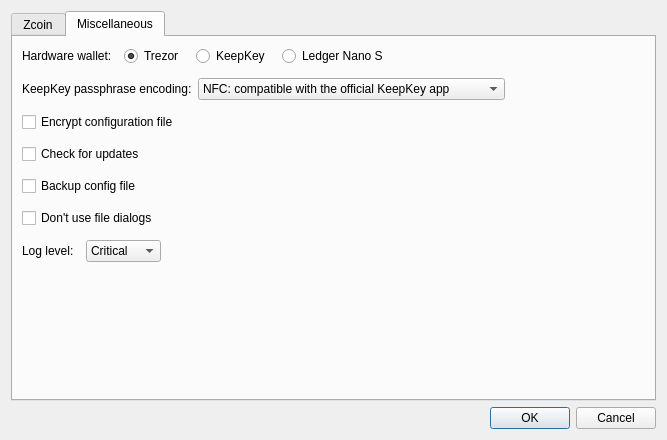
Bertrand256/dash-masternode-tool, file src/ui/ui_config_dlg.ui: the form before one commit.
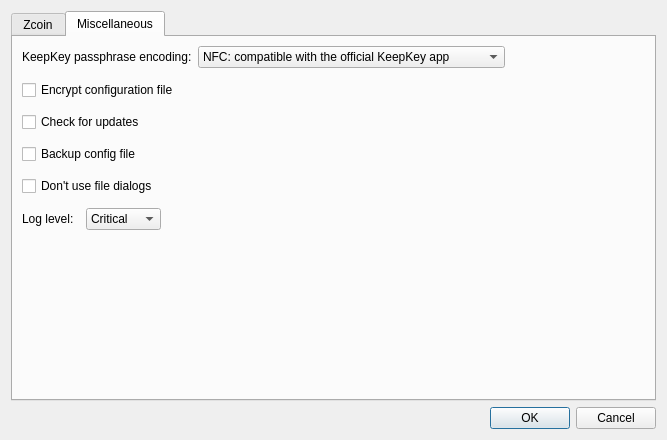
The form after the commit. The open tabs and pages were chosen to show the change.

Commit message: Removed other wallets except Trezor.

Patch:
```diff
--- a/src/ui/ui_config_dlg.ui
+++ b/src/ui/ui_config_dlg.ui
@@ -319,84 +319,6 @@
        <property name="spacing">
         <number>12</number>
        </property>
-       <item>
-        <layout class="QHBoxLayout" name="layHardwareWallet">
-         <item>
-          <widget class="QLabel" name="label_3">
-           <property name="text">
-            <string>Hardware wallet:</string>
-           </property>
-           <property name="alignment">
-            <set>Qt::AlignLeading|Qt::AlignLeft|Qt::AlignVCenter</set>
-           </property>
-           <property name="margin">
-            <number>0</number>
-           </property>
-          </widget>
-         </item>
-         <item>
-          <widget class="QRadioButton" name="chbHwTrezor">
-           <property name="minimumSize">
-            <size>
-             <width>60</width>
-             <height>0</height>
-            </size>
-           </property>
-           <property name="maximumSize">
-            <size>
-             <width>16777215</width>
-             <height>16777215</height>
-            </size>
-           </property>
-           <property name="text">
-            <string>Trezor</string>
-           </property>
-           <property name="checked">
-            <bool>true</bool>
-           </property>
-          </widget>
-         </item>
-         <item>
-          <widget class="QRadioButton" name="chbHwKeepKey">
-           <property name="minimumSize">
-            <size>
-             <width>70</width>
-             <height>0</height>
-            </size>
-           </property>
-           <property name="maximumSize">
-            <size>
-             <width>16777215</width>
-             <height>16777215</height>
-            </size>
-           </property>
-           <property name="text">
-            <string>KeepKey</string>
-           </property>
-          </widget>
-         </item>
-         <item>
-          <widget class="QRadioButton" name="chbHwLedgerNanoS">
-           <property name="text">
-            <string>Ledger Nano S</string>
-           </property>
-          </widget>
-         </item>
-         <item>
-          <spacer name="horizontalSpacer_2">
-           <property name="orientation">
-            <enum>Qt::Horizontal</enum>
-           </property>
-           <property name="sizeHint" stdset="0">
-            <size>
-             <width>40</width>
-             <height>20</height>
-            </size>
-           </property>
-          </spacer>
-         </item>
-        </layout>
-       </item>
        <item>
         <widget class="QWidget" name="wdgKeepkeyPassEncoding" native="true">
          <layout class="QHBoxLayout" name="horizontalLayout_2">
```
The commit also changes 2 other files.
